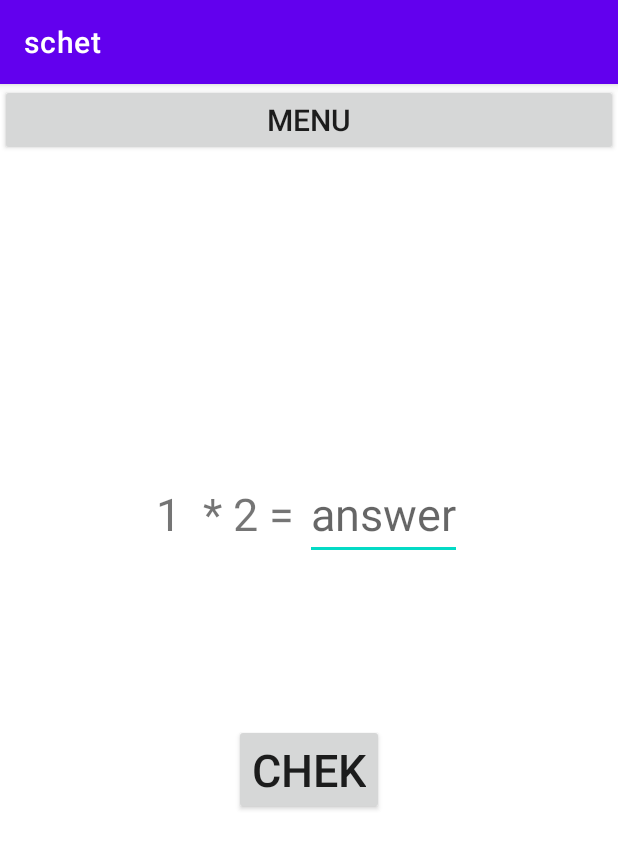
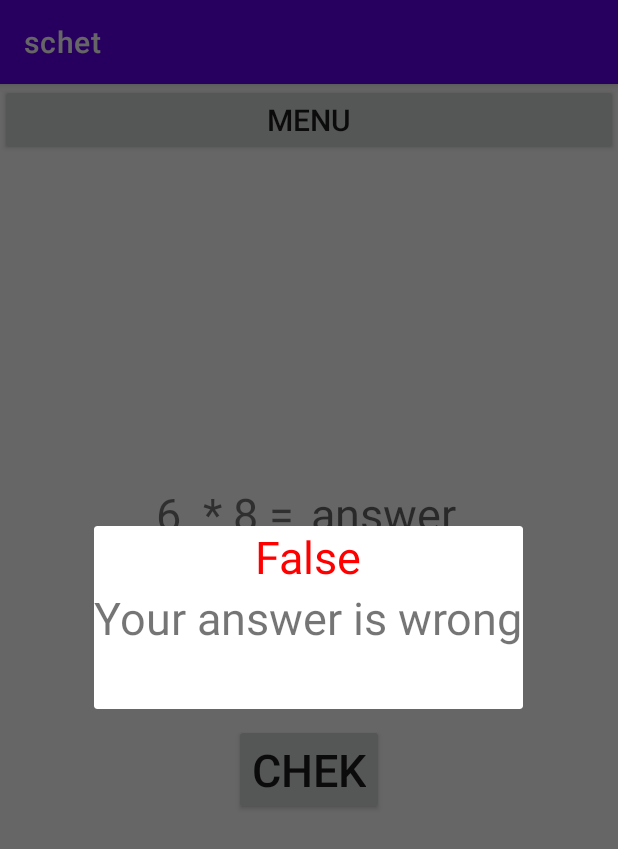
Before and after one commit to Coba3605/Project, an Android app: the multiplicationActivity screen opened directly, with no data from a screen before it, after a tap on "CHEK", on a phone screen of 412 x 824 dp. Shown: the top 849 px of the screen. Run offline under Robolectric (Android 15) with nearby library versions, the phone set to English and light mode, and no system bars.

Commit message:
Project_a

```diff
--- a/app/src/main/java/com/example/schet/multiplicationActivity.java
+++ b/app/src/main/java/com/example/schet/multiplicationActivity.java
@@ -3,9 +3,12 @@ package com.example.schet;
 import androidx.appcompat.app.AppCompatActivity;
 
 import android.app.Activity;
+import android.app.Dialog;
 import android.content.Context;
+import android.content.DialogInterface;
 import android.content.Intent;
 import android.os.Bundle;
+import android.widget.TextView;
 import android.widget.Toast;
 
 import com.example.schet.databinding.ActivityMultiplicationBinding;
@@ -24,13 +27,9 @@ public class multiplicationActivity extends AppCompatActivity {
 
         binding.chek.setOnClickListener(view -> {
             if (String.valueOf(Answer).equals(binding.answer.getText().toString())) {
-                Toast.makeText(getApplicationContext(), R.string.True, Toast.LENGTH_SHORT).show();
-
-                startActivity(multiplicationActivity.getInstancemultiplication(this));
+                Check(true);
             } else {
-                Toast.makeText(getApplicationContext(), R.string.False, Toast.LENGTH_SHORT).show();
-
-                startActivity(multiplicationActivity.getInstancemultiplication(this));
+                Check(false);
             }
         });
         binding.goMenu.setOnClickListener(view -> {
@@ -45,6 +44,32 @@ public class multiplicationActivity extends AppCompatActivity {
         binding.example.setText(a + "  * " + b + " = ");
         return a * b;
     }
+    public void Check(boolean flag){
+        TextView message,res;
+        Dialog dialog = new Dialog(multiplicationActivity.this);
+        dialog.setTitle("Results");
+        dialog.setContentView(R.layout.dialog);
+        message = dialog.findViewById(R.id.dialog_1);
+        res = dialog.findViewById(R.id.dialog_time);
+        if (flag){
+            message.setText(R.string.True);
+            message.setTextColor(getResources().getColor(R.color.green));
+            res.setText(R.string.Anst);
+        }
+        else {
+            message.setText(R.string.False);
+            message.setTextColor(getResources().getColor(R.color.red));
+            res.setText(R.string.Answ);
+        }
+        dialog.show();
+        dialog.setOnDismissListener(new DialogInterface.OnDismissListener() {
+            @Override
+            public void onDismiss(DialogInterface dialogInterface) {
+                finish();
+                startActivity(getIntent());
+            }
+        });
+    }
 
 
     public static Intent getInstancemultiplication(Context context) {
--- a/app/src/main/res/values/colors.xml
+++ b/app/src/main/res/values/colors.xml
@@ -12,4 +12,5 @@
     <color name="blue">#0000ff</color>
     <color name="salad">#00fa9a</color>
     <color name="green">#00FF00</color>
+    <color name="yel">#FFEC42</color>
 </resources>
--- a/app/src/main/res/values/strings.xml
+++ b/app/src/main/res/values/strings.xml
@@ -21,4 +21,6 @@
     <string name="time_spent">"Time spent: "</string>
     <string name="miss_made">"Misstakes made: "</string>
     <string name="_1_to_9">1 to 9</string>
+    <string name="Answ">Your answer is wrong</string>
+    <string name="Anst">Your answer is correct</string>
 </resources>
```
Also changed, not shown: app/src/main/java/com/example/schet/divisionActivity.java (+31 -6 lines), app/src/main/java/com/example/schet/subtractionActivity.java (+31 -6 lines), app/src/main/java/com/example/schet/summationActivity.java (+31 -9 lines), app/src/main/res/layout/activity_play9.xml (+9 -9 lines), 1 other file.
